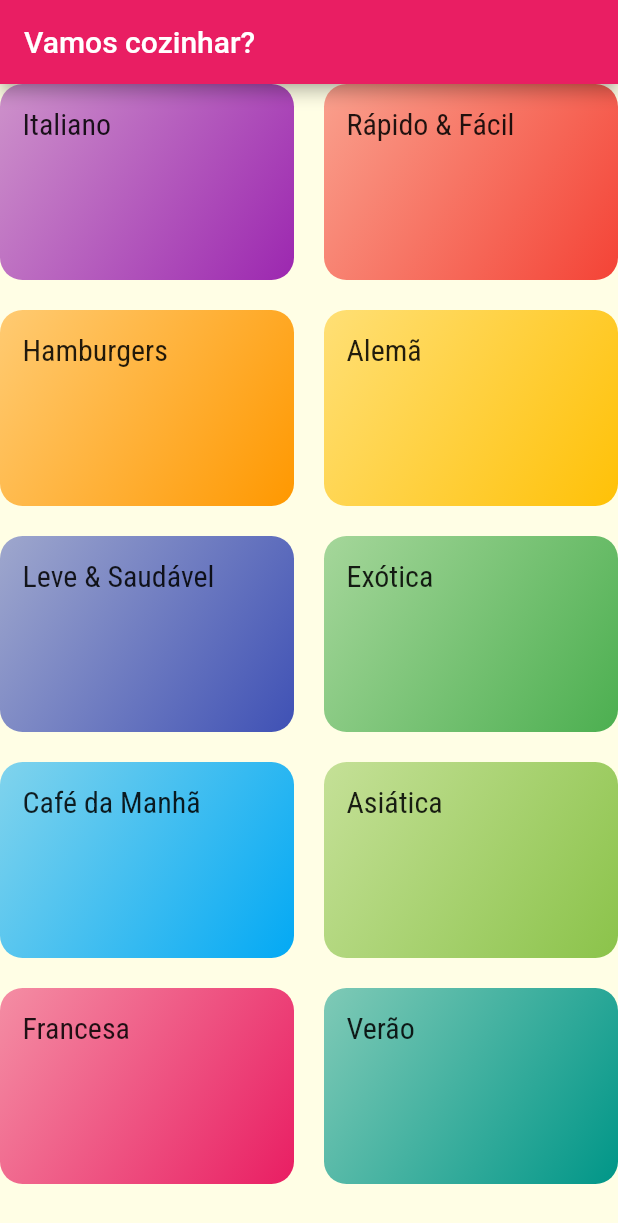
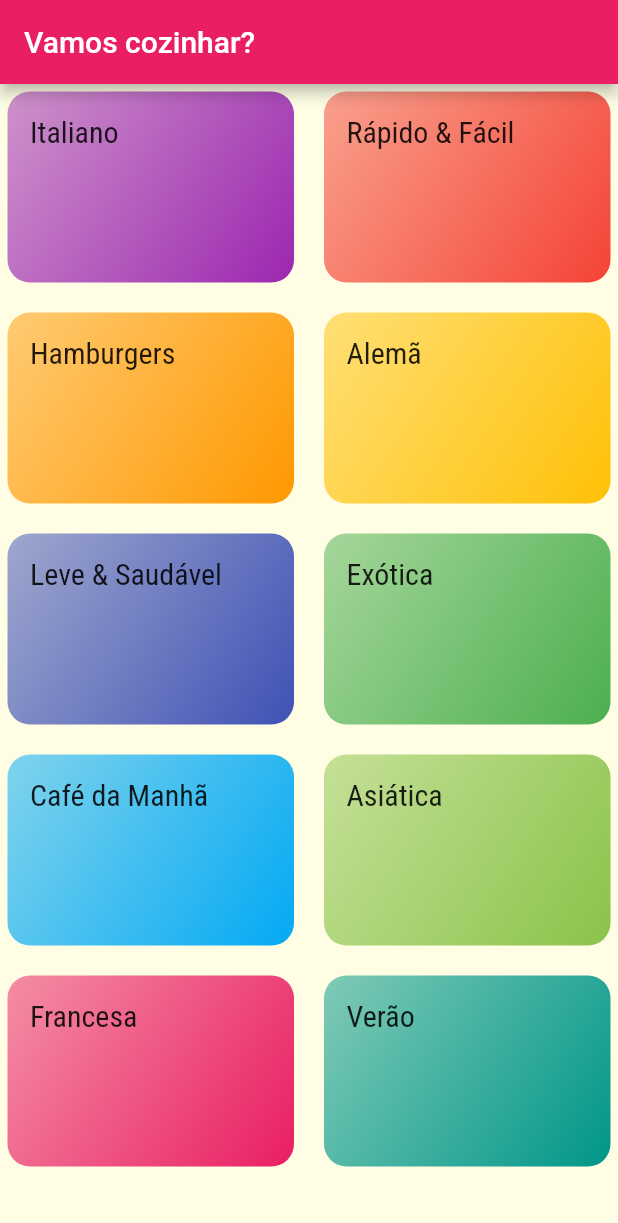
Before and after one commit to RicardoRaymundo/meals_app, a Flutter app: the screen it shows after launch, on a phone screen of 412 x 824 dp. Shown: the top 1223 px of the screen. Run offline on Flutter 3.47's test engine with Material 2 defaults, Android fonts, the phone set to English and light mode, and no system bars.

Commit message:
FEAT: Added padding to the gridview

```diff
--- a/lib/screens/categories_screen.dart
+++ b/lib/screens/categories_screen.dart
@@ -12,6 +12,7 @@ class CategoriesScreen extends StatelessWidget {
         title: const Text('Vamos cozinhar?'),
       ),
       body: GridView(
+        padding: const EdgeInsets.all(5),
         gridDelegate: const SliverGridDelegateWithMaxCrossAxisExtent(
           maxCrossAxisExtent: 200,
           childAspectRatio: 3 / 2,
```
